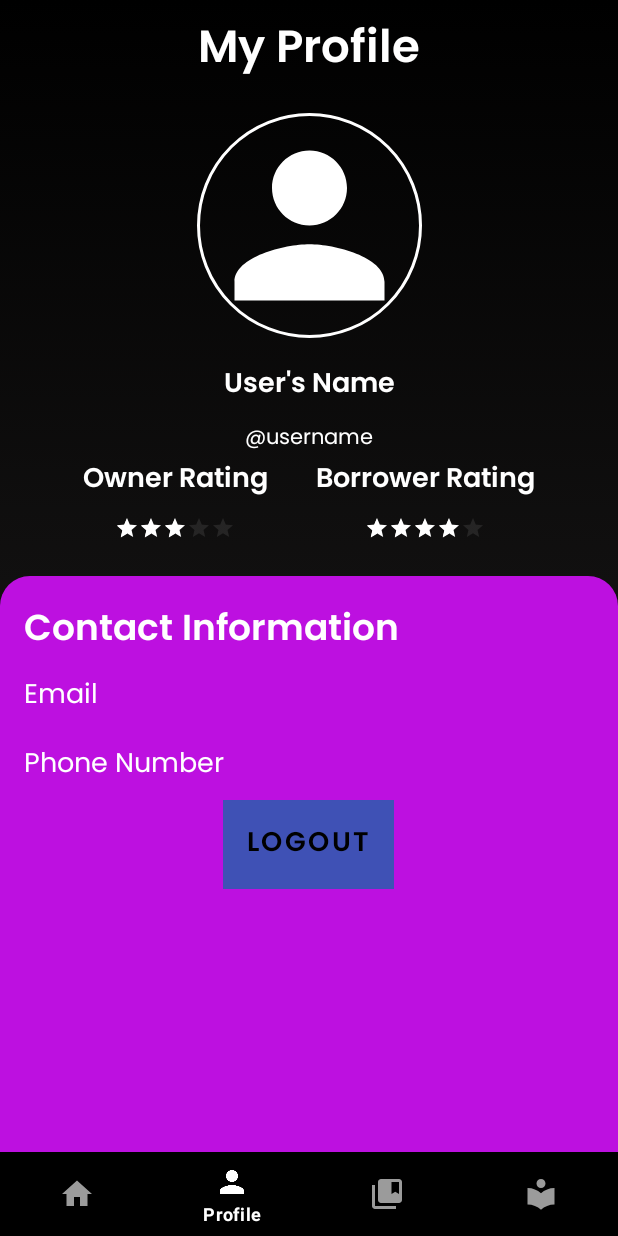
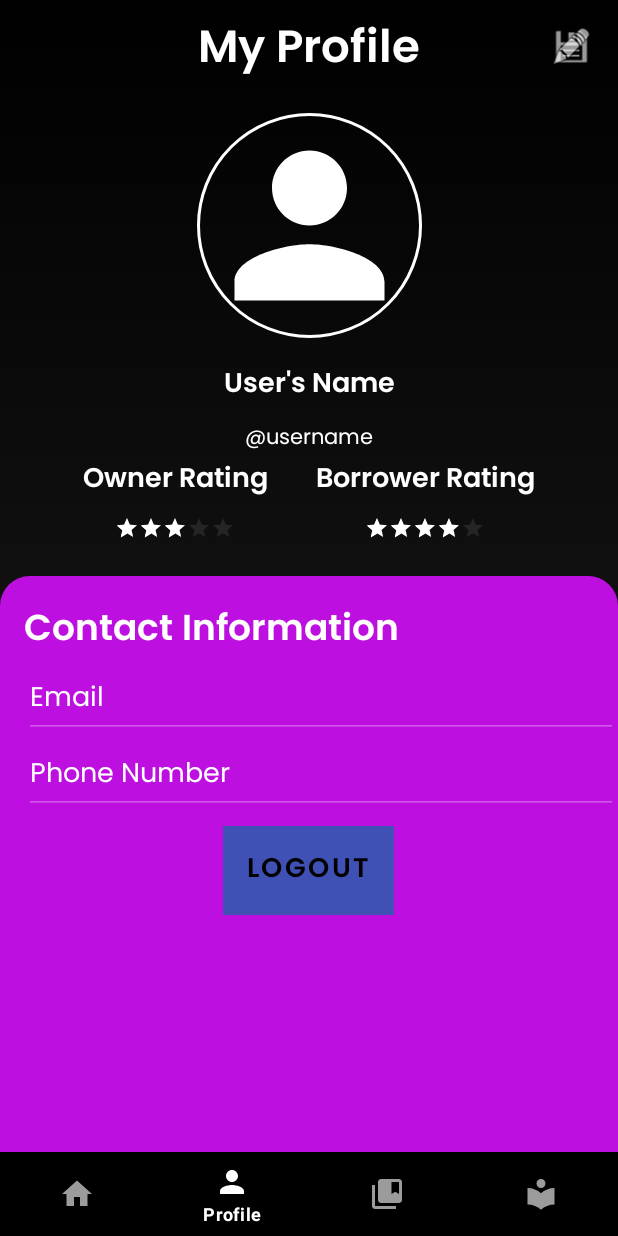
Before and after one commit to CMPUT301W19T09/SkipTheLibrary, an Android app: the BorrowersBooksActivity screen opened directly, with no data from a screen before it, item 2 of the bottom bar chosen, on a phone screen of 412 x 824 dp. Run offline under Robolectric (Android 15) with nearby library versions, the phone set to English and light mode, and no system bars; our stand-ins replace CircleImageView, Firebase (no records; nobody signed in at launch, a user with empty details on screens opened directly).

Commit message:
edit profile email and phone number

```diff
--- a/app/src/main/java/com/stl/skipthelibrary/Singletons/CurrentUser.java
+++ b/app/src/main/java/com/stl/skipthelibrary/Singletons/CurrentUser.java
@@ -25,6 +25,7 @@ public class CurrentUser {
         getInstance().setOwnerRating(user.getOwnerRating());
         getInstance().setBorrowerRating(user.getBorrowerRating());
         getInstance().setContactInfo(user.getContactInfo());
+        getInstance().setUserID(user.getUserID());
         getInstance().setImage(user.getImage());
         getInstance().setName(user.getName());
         getInstance().setUserName(user.getUserName());
--- a/app/src/main/res/layout/activity_profile.xml
+++ b/app/src/main/res/layout/activity_profile.xml
@@ -21,6 +21,26 @@
         app:layout_constraintEnd_toEndOf="parent"
         app:layout_constraintStart_toStartOf="parent"
         app:layout_constraintTop_toTopOf="parent" />
+
+    <ImageButton
+        android:id="@+id/profile_save_button"
+        android:layout_width="30dp"
+        android:layout_height="30dp"
+        app:layout_constraintTop_toTopOf="parent"
+        app:layout_constraintEnd_toEndOf="parent"
+        android:layout_marginHorizontal="16dp"
+        android:layout_marginVertical="16dp"
+        android:background="@android:drawable/ic_menu_save"/>
+
+    <ImageButton
+        android:id="@+id/profile_edit_button"
+        android:layout_width="30dp"
+        android:layout_height="30dp"
+        app:layout_constraintTop_toTopOf="parent"
+        app:layout_constraintEnd_toEndOf="parent"
+        android:layout_marginHorizontal="16dp"
+        android:layout_marginVertical="16dp"
+        android:background="@android:drawable/ic_menu_edit"/>
 
     <de.hdodenhof.circleimageview.CircleImageView xmlns:app="http://schemas.android.com/apk/res-auto"
         android:id="@+id/profileImage"
@@ -166,7 +186,7 @@
             android:layout_marginTop="16dp"
             android:layout_marginStart="16dp"/>
 
-        <TextView
+        <EditText
             android:id="@+id/email"
             android:layout_width="match_parent"
             android:layout_height="wrap_content"
@@ -174,11 +194,10 @@
             android:text="@string/emailaddress"
             android:textColor="@color/white"
             android:textSize="18sp"
-            android:layout_marginTop="8dp"
             android:layout_marginStart="16dp"
             android:onClick="sendEmailOnClick"/>
 
-        <TextView
+        <EditText
             android:id="@+id/phoneNumber"
             android:layout_width="match_parent"
             android:layout_height="wrap_content"
@@ -186,7 +205,6 @@
             android:text="@string/phonenumber"
             android:textColor="@color/white"
             android:textSize="18sp"
-            android:layout_marginTop="16dp"
             android:layout_marginStart="16dp"
             android:onClick="sendPhoneCallOnClick"/>
 
@@ -207,12 +225,7 @@
             android:textAlignment="center"
             android:textColor="@color/black"
             android:textSize="18sp"
-            app:cornerRadius="20dp"
-            app:layout_constraintBottom_toBottomOf="parent"
-            app:layout_constraintEnd_toEndOf="parent"
-            app:layout_constraintLeft_toLeftOf="parent"
-            app:layout_constraintStart_toStartOf="parent"
-            app:layout_constraintTop_toBottomOf="@+id/linearLayout3" />
+            app:cornerRadius="20dp" />
     </LinearLayout>
 
 </androidx.constraintlayout.widget.ConstraintLayout>
--- a/app/src/main/res/values/strings.xml
+++ b/app/src/main/res/values/strings.xml
@@ -58,4 +58,5 @@
     <string name="lend_button">lend</string>
     <string name="returned_button">returned</string>
     <string name="noImageText">This book has no images</string>
+    <string name="password_prompt">Please enter your password to update profile</string>
 </resources>
```
Also changed, not shown: app/src/main/java/com/stl/skipthelibrary/Activities/ProfileActivity.java (+82 -6 lines), app/src/main/java/com/stl/skipthelibrary/DatabaseAndAPI/DatabaseHelper.java (+105 -0 lines), app/src/main/res/layout/password_prompt.xml (added, +26 -0 lines).
